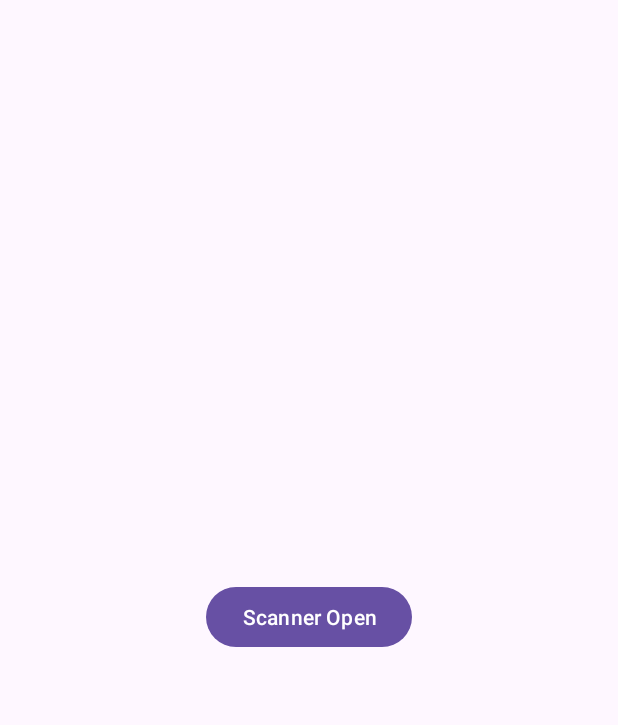
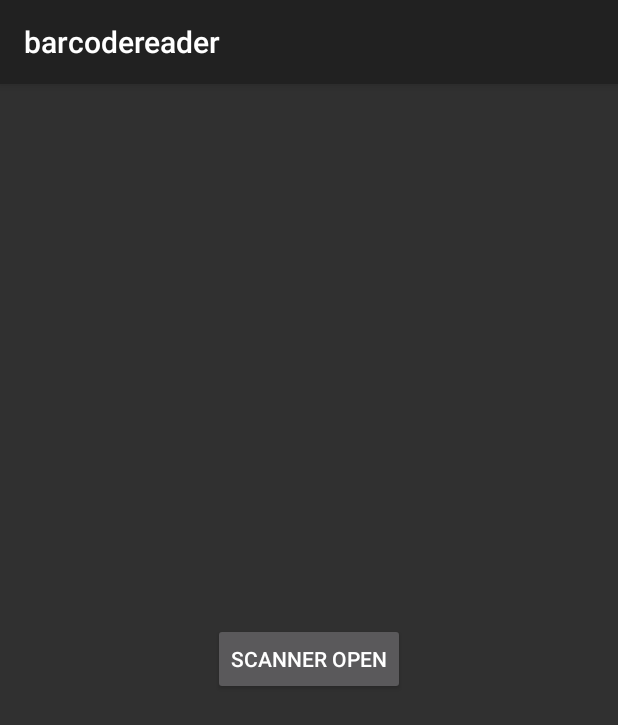
Before and after one commit to jithukrishnaju-tech/qrbarcodereader, an Android app: the screen it shows after launch (MainActivity), on a phone screen of 412 x 824 dp. Shown: the top 725 px of the screen. Run offline under Robolectric (Android 15) with nearby library versions, the light colour scheme and no system bars.

Commit message:
manifest updatess

```diff
--- a/app/src/main/res/values/themes.xml
+++ b/app/src/main/res/values/themes.xml
@@ -1,9 +1,9 @@
 <resources xmlns:tools="http://schemas.android.com/tools">
     <!-- Base application theme. -->
-    <style name="Base.Theme.Barcodereader" parent="Theme.Material3.DayNight.NoActionBar">
+    <style name="Base.Theme.Barcodereader" parent="Theme.AppCompat">
         <!-- Customize your light theme here. -->
         <!-- <item name="colorPrimary">@color/my_light_primary</item> -->
     </style>
 
-    <style name="Theme.Barcodereader" parent="Base.Theme.Barcodereader" />
+    <style name="Theme.Barcodereader" parent="Theme.AppCompat" />
 </resources>
--- a/qrcodereader/src/main/AndroidManifest.xml
+++ b/qrcodereader/src/main/AndroidManifest.xml
@@ -13,10 +13,9 @@
 
     <uses-permission android:name="android.permission.VIBRATE" />
 
-    <application android:theme="@style/Theme.AppCompat">
+    <application>
         <activity
             android:name="ScannerActivity"
-            android:theme="@style/Theme.AppCompat"
             android:exported="false" />
     </application>
 
```
